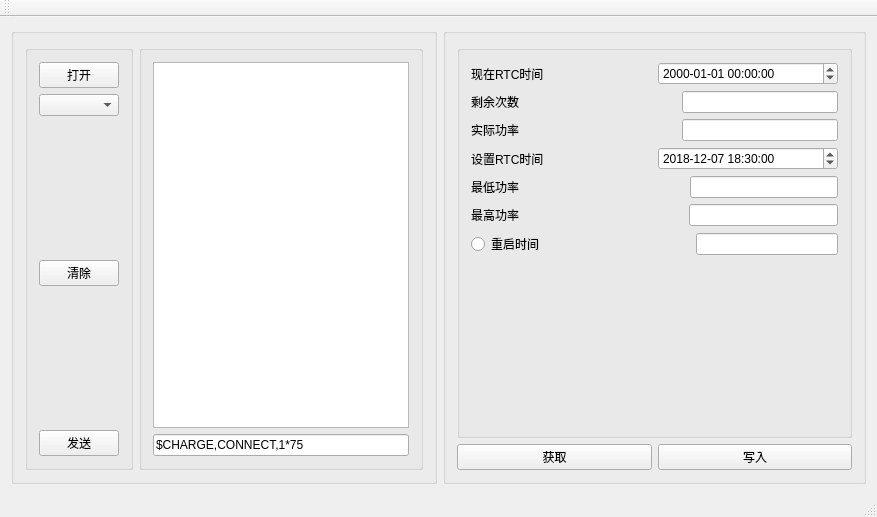
Old version of the form mainwindow.ui in the repository jokeym/ChargPointAPP.
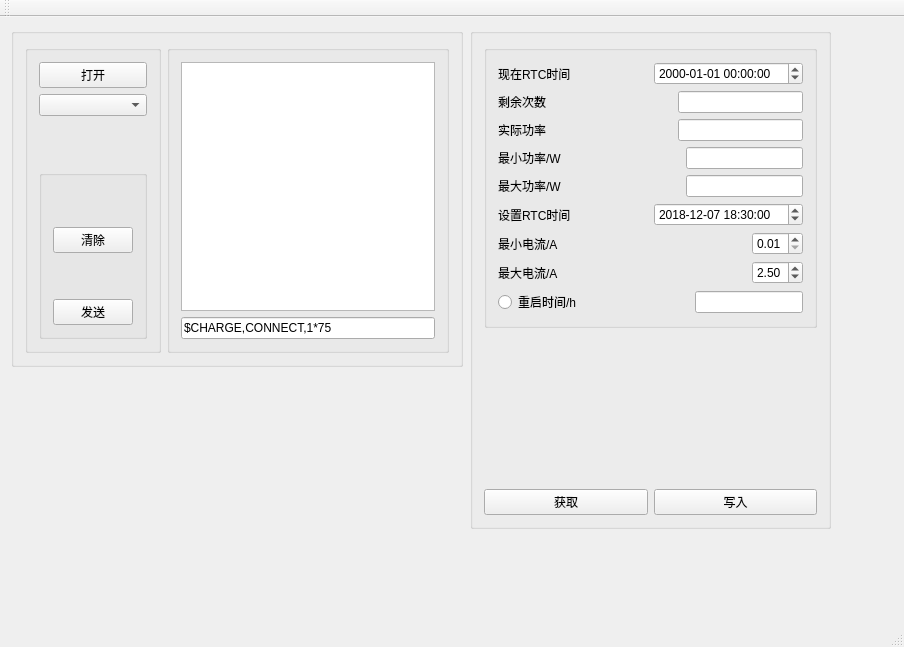
New version of the form.

Commit message:
1、设置电流大小OK
2、设置RTC时间OK

Patch:
```diff
--- a/mainwindow.ui
+++ b/mainwindow.ui
@@ -6,21 +6,33 @@
    <rect>
     <x>0</x>
     <y>0</y>
-    <width>877</width>
-    <height>517</height>
+    <width>904</width>
+    <height>647</height>
    </rect>
   </property>
+  <property name="minimumSize">
+   <size>
+    <width>800</width>
+    <height>445</height>
+   </size>
+  </property>
   <property name="windowTitle">
-   <string>充电桩</string>
+   <string>五点科技智能充电桩</string>
   </property>
   <widget class="QWidget" name="centralWidget">
-   <layout class="QGridLayout" name="gridLayout">
-    <item row="0" column="0">
      <widget class="QGroupBox" name="groupBox">
+    <property name="geometry">
+     <rect>
+      <x>11</x>
+      <y>11</y>
+      <width>452</width>
+      <height>339</height>
+     </rect>
+    </property>
       <layout class="QHBoxLayout" name="horizontalLayout">
        <item>
-        <widget class="QGroupBox" name="groupBox">
-         <layout class="QVBoxLayout" name="verticalLayout">
+      <widget class="QGroupBox" name="groupBox_Port">
+       <layout class="QVBoxLayout" name="verticalLayout_5">
           <item>
            <widget class="QPushButton" name="pushButton_Open">
             <property name="text">
@@ -29,10 +41,30 @@
            </widget>
           </item>
           <item>
-           <widget class="QComboBox" name="PortBox"/>
+         <widget class="QComboBox" name="PortBox">
+          <property name="maxVisibleItems">
+           <number>10</number>
+          </property>
+         </widget>
           </item>
           <item>
-           <spacer name="verticalSpacer">
+         <spacer name="verticalSpacer_4">
+          <property name="orientation">
+           <enum>Qt::Vertical</enum>
+          </property>
+          <property name="sizeHint" stdset="0">
+           <size>
+            <width>20</width>
+            <height>40</height>
+           </size>
+          </property>
+         </spacer>
+        </item>
+        <item>
+         <widget class="QGroupBox" name="groupBox_PortInfo">
+          <layout class="QVBoxLayout" name="verticalLayout">
+           <item>
+            <spacer name="verticalSpacer_3">
             <property name="orientation">
              <enum>Qt::Vertical</enum>
             </property>
@@ -52,7 +84,7 @@
            </widget>
           </item>
           <item>
-           <spacer name="verticalSpacer_3">
+            <spacer name="verticalSpacer">
             <property name="orientation">
              <enum>Qt::Vertical</enum>
             </property>
@@ -74,8 +106,11 @@
          </layout>
         </widget>
        </item>
+       </layout>
+      </widget>
+     </item>
        <item>
-        <widget class="QGroupBox" name="groupBox">
+      <widget class="QGroupBox" name="groupBox_text">
          <layout class="QVBoxLayout" name="verticalLayout_2">
           <item>
            <widget class="QTextEdit" name="textEdit"/>
@@ -92,9 +127,15 @@
        </item>
       </layout>
      </widget>
-    </item>
-    <item row="0" column="1">
      <widget class="QGroupBox" name="groupBox">
+    <property name="geometry">
+     <rect>
+      <x>470</x>
+      <y>11</y>
+      <width>361</width>
+      <height>501</height>
+     </rect>
+    </property>
       <layout class="QVBoxLayout" name="verticalLayout_4">
        <item>
         <widget class="QGroupBox" name="groupBox">
@@ -182,6 +223,60 @@
             </item>
            </layout>
           </item>
+        <item>
+         <layout class="QHBoxLayout" name="horizontalLayout_11">
+          <item>
+           <widget class="QLabel" name="label_8">
+            <property name="text">
+             <string>最小功率/W</string>
+            </property>
+           </widget>
+          </item>
+          <item>
+           <spacer name="horizontalSpacer_6">
+            <property name="orientation">
+             <enum>Qt::Horizontal</enum>
+            </property>
+            <property name="sizeHint" stdset="0">
+             <size>
+              <width>40</width>
+              <height>20</height>
+             </size>
+            </property>
+           </spacer>
+          </item>
+          <item>
+           <widget class="QLineEdit" name="lineEdit_MinPower"/>
+          </item>
+         </layout>
+        </item>
+        <item>
+         <layout class="QHBoxLayout" name="horizontalLayout_10">
+          <item>
+           <widget class="QLabel" name="label_7">
+            <property name="text">
+             <string>最大功率/W</string>
+            </property>
+           </widget>
+          </item>
+          <item>
+           <spacer name="horizontalSpacer_7">
+            <property name="orientation">
+             <enum>Qt::Horizontal</enum>
+            </property>
+            <property name="sizeHint" stdset="0">
+             <size>
+              <width>40</width>
+              <height>20</height>
+             </size>
+            </property>
+           </spacer>
+          </item>
+          <item>
+           <widget class="QLineEdit" name="lineEdit_MaxPower"/>
+          </item>
+         </layout>
+        </item>
           <item>
            <layout class="QHBoxLayout" name="horizontalLayout_6">
             <item>
@@ -215,7 +310,7 @@
             <item>
              <widget class="QLabel" name="label">
               <property name="text">
-               <string>最低功率     </string>
+             <string>最小电流/A</string>
               </property>
              </widget>
             </item>
@@ -233,7 +328,20 @@
              </spacer>
             </item>
             <item>
-             <widget class="QLineEdit" name="lineEdit_MinPower"/>
+           <widget class="QDoubleSpinBox" name="doubleSpinBox_MinCurrent">
+            <property name="decimals">
+             <number>2</number>
+            </property>
+            <property name="minimum">
+             <double>0.010000000000000</double>
+            </property>
+            <property name="maximum">
+             <double>5.000000000000000</double>
+            </property>
+            <property name="value">
+             <double>0.010000000000000</double>
+            </property>
+           </widget>
             </item>
            </layout>
           </item>
@@ -242,7 +350,7 @@
             <item>
              <widget class="QLabel" name="label_2">
               <property name="text">
-               <string>最高功率    </string>
+             <string>最大电流/A</string>
               </property>
              </widget>
             </item>
@@ -260,7 +368,17 @@
              </spacer>
             </item>
             <item>
-             <widget class="QLineEdit" name="lineEdit_MaxPower"/>
+           <widget class="QDoubleSpinBox" name="doubleSpinBox_MaxCurrent">
+            <property name="minimum">
+             <double>0.010000000000000</double>
+            </property>
+            <property name="maximum">
+             <double>5.000000000000000</double>
+            </property>
+            <property name="value">
+             <double>2.500000000000000</double>
+            </property>
+           </widget>
             </item>
            </layout>
           </item>
@@ -269,7 +387,7 @@
             <item>
              <widget class="QRadioButton" name="radioButton_RestartFlag">
               <property name="text">
-               <string>重启时间 </string>
+             <string>重启时间/h </string>
               </property>
              </widget>
             </item>
@@ -287,9 +405,16 @@
              </spacer>
             </item>
             <item>
-             <widget class="QLineEdit" name="lineEdit_ResetTime"/>
-            </item>
-           </layout>
+           <widget class="QLineEdit" name="lineEdit_ResetTime">
+            <property name="toolTip">
+             <string>&lt;html&gt;&lt;head/&gt;&lt;body&gt;&lt;p align=&quot;center&quot;&gt;&lt;span style=&quot; font-size:18pt; color:#ff0000;&quot;&gt;允许设置的重启时间为： 1~23点&lt;/span&gt;&lt;/p&gt;&lt;/body&gt;&lt;/html&gt;</string>
+            </property>
+           </widget>
+          </item>
+         </layout>
+        </item>
+       </layout>
+      </widget>
           </item>
           <item>
            <spacer name="verticalSpacer_2">
@@ -304,9 +429,6 @@
             </property>
            </spacer>
           </item>
-         </layout>
-        </widget>
-       </item>
        <item>
         <layout class="QHBoxLayout" name="horizontalLayout_7">
          <item>
@@ -327,16 +449,14 @@
        </item>
       </layout>
      </widget>
-    </item>
-   </layout>
   </widget>
   <widget class="QMenuBar" name="menuBar">
    <property name="geometry">
     <rect>
      <x>0</x>
      <y>0</y>
-     <width>877</width>
-     <height>26</height>
+     <width>904</width>
+     <height>23</height>
     </rect>
    </property>
   </widget>
```
Lines whose indentation alone changed are shown as unchanged. The commit also changes 15 other files.
